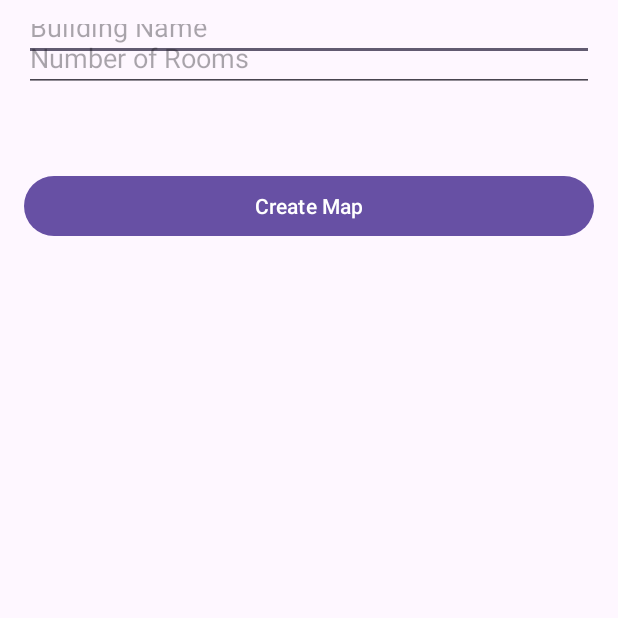
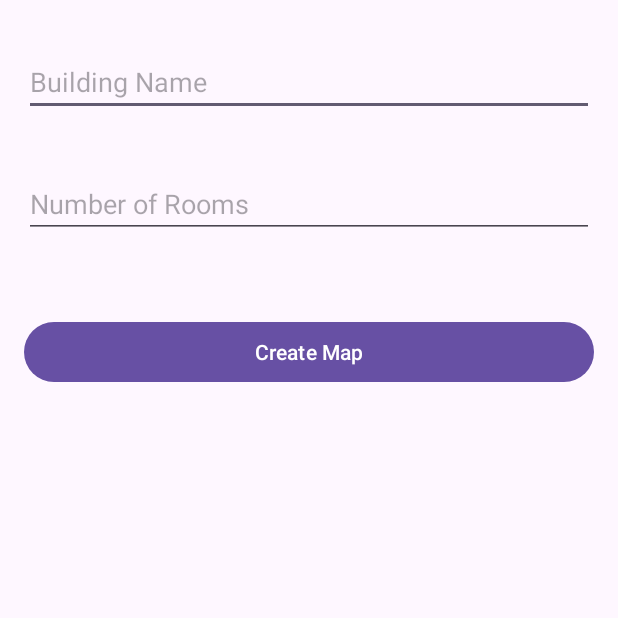
Before and after one commit to caterinabruchi9/MSSS-Project, an Android app: the CreateMapActivity screen opened directly, with no data from a screen before it, on a phone screen of 412 x 824 dp, the top half of it. Run offline under Robolectric (Android 15) with nearby library versions, the phone set to English and light mode, and no system bars; libraries missing offline, so code that uses them is left out: com.google.firebase.crashlytics.

Commit message:
graphic correction

```diff
--- a/Fingerprinting Application/app/src/main/res/layout/activity_createmap.xml
+++ b/Fingerprinting Application/app/src/main/res/layout/activity_createmap.xml
@@ -12,9 +12,7 @@
         android:layout_width="match_parent"
         android:layout_height="wrap_content"
         android:layout_marginTop="16dp"
-        android:layout_marginBottom="58dp"
         android:hint="Building Name"
-        app:layout_constraintBottom_toBottomOf="@+id/editTextRooms"
         app:layout_constraintEnd_toEndOf="parent"
         app:layout_constraintHorizontal_bias="0.0"
         app:layout_constraintStart_toStartOf="parent"
@@ -24,12 +22,13 @@
         android:id="@+id/editTextRooms"
         android:layout_width="match_parent"
         android:layout_height="wrap_content"
+        android:layout_marginTop="36dp"
         android:hint="Number of Rooms"
         android:inputType="number"
         app:layout_constraintEnd_toEndOf="parent"
         app:layout_constraintHorizontal_bias="0.0"
         app:layout_constraintStart_toStartOf="parent"
-        tools:layout_editor_absoluteY="91dp" />
+        app:layout_constraintTop_toBottomOf="@+id/editTextBuildingName" />
 
     <Button
         android:id="@+id/buttonCreateMap"
```
